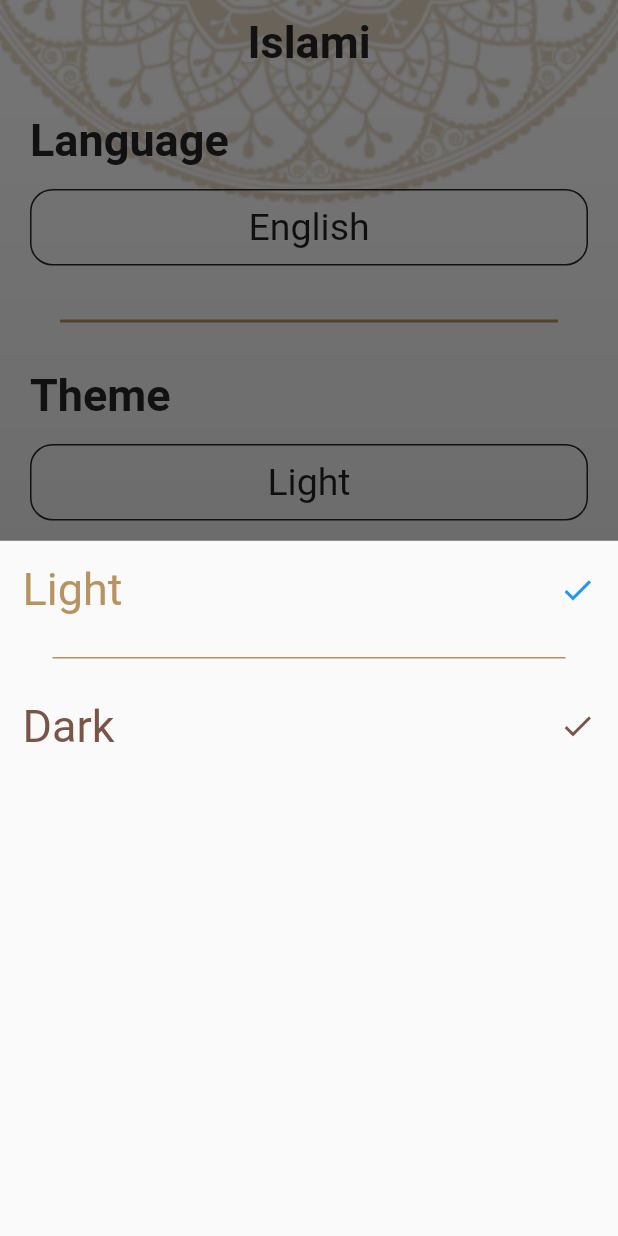
After one commit to moustafaghonimi/Islami-App, a Flutter app: the screen it shows after launch, item 5 of the bottom bar chosen, after a tap on "Light", on a phone screen of 412 x 824 dp. The commit adds this screen. Run offline on Flutter 3.47's test engine with Material 2 defaults, Android fonts, the phone set to English and light mode, and no system bars; generated files the repository leaves out were written again.

Commit message:
finish setting

```diff
--- a/lib/home/homeScreen.dart
+++ b/lib/home/homeScreen.dart
@@ -3,6 +3,7 @@ import 'package:islami_app/home/tabs/ahadesScreen.dart';
 import 'package:islami_app/home/tabs/quranScreen.dart';
 import 'package:islami_app/home/tabs/radioScreen.dart';
 import 'package:islami_app/home/tabs/sebhaScreen.dart';
+import 'package:islami_app/home/tabs/settings/setting_tab.dart';
 import 'package:islami_app/my_them.dart';
 import 'package:flutter_gen/gen_l10n/app_localizations.dart';
 
@@ -44,6 +45,12 @@ class _HomeScreenState extends State<HomeScreen> {
               bottomBar('assets/images/sebha.png', AppLocalizations.of(context)!.sebha),
               bottomBar('assets/images/ahades.png', AppLocalizations.of(context)!.ahadeth),
               bottomBar('assets/images/radio.png', AppLocalizations.of(context)!.radio),
+            BottomNavigationBarItem(
+              icon:   Icon(Icons.settings),
+              label: AppLocalizations.of(context)!.setting,
+              backgroundColor: Theme.of(context).colorScheme.primary,
+            )
+
             ],
           ),
           body: Tabs[currentIndex],
@@ -57,13 +64,14 @@ class _HomeScreenState extends State<HomeScreen> {
     SebhaScreen(),
     AhadesScreen(),
     RadioScreen(),
+    Setting(),
   ];
 
   BottomNavigationBarItem bottomBar(String imgName, String label) {
     return BottomNavigationBarItem(
       icon: ImageIcon(AssetImage(imgName)),
       label: label,
-      backgroundColor: MyThemeData.colorGold,
+      backgroundColor:Theme.of(context).colorScheme.primary,
     );
   }
 }
--- /dev/null
+++ b/lib/home/tabs/settings/setting_tab.dart
@@ -0,0 +1,97 @@
+import 'package:flutter/material.dart';
+import 'package:islami_app/home/tabs/settings/themBottomSheet.dart';
+
+import 'langBottomSheet.dart';
+
+class Setting extends StatelessWidget {
+  const Setting({Key? key}) : super(key: key);
+
+  @override
+  Widget build(BuildContext context) {
+    return Container(
+      padding: EdgeInsets.all(20),
+      child: Column(
+        crossAxisAlignment: CrossAxisAlignment.start,
+        children: [
+          Text(
+            'Language',
+            style: Theme.of(context).textTheme.headline1,
+          ),
+          SizedBox(
+            height: 15,
+          ),
+          InkWell(
+            onTap: (){
+              ShowButtomLangButtonScheat(context);
+            },
+            child: Container(
+              decoration: BoxDecoration(
+                  borderRadius: BorderRadius.all(
+                    Radius.circular(15),
+                  ),
+                  border:
+                      Border.all(color: Theme.of(context).colorScheme.onSurface)),
+              padding: EdgeInsets.all(10),
+              width: double.infinity,
+              child: Text(
+                'English',
+                style: TextStyle(fontSize: 25),
+                textAlign: TextAlign.center,
+              ),
+            ),
+          ),
+          SizedBox(
+            height: 35,
+          ),
+          Divider(
+            color: Theme.of(context).colorScheme.primary,
+            thickness: 2,
+           indent: 20,
+           endIndent: 20,
+           height: 4,
+          ),
+          SizedBox(
+            height: 30,
+          ),
+          Text(
+            'Theme',
+            style: Theme.of(context).textTheme.headline1,
+          ),
+          SizedBox(
+            height: 15,
+          ),
+          InkWell(
+            onTap: (){
+              ShowButtomThemeButtonScheat(context);
+            },
+            child: Container(
+              decoration: BoxDecoration(
+                  borderRadius: BorderRadius.all(
+                    Radius.circular(15),
+                  ),
+                  border:
+                      Border.all(color: Theme.of(context).colorScheme.onSurface)),
+              padding: EdgeInsets.all(10),
+              width: double.infinity,
+              child: Text(
+                'Light',
+                style: TextStyle(fontSize: 25),
+                textAlign: TextAlign.center,
+              ),
+            ),
+          ),
+        ],
+      ),
+    );
+  }
+  void ShowButtomLangButtonScheat(BuildContext context){
+    showModalBottomSheet(context: context, builder: (context){
+    return LangBottomSheet();
+    });
+  }
+  void ShowButtomThemeButtonScheat(BuildContext context){
+    showModalBottomSheet(context: context, builder: (context){
+    return ThemBottomSheet();
+    });
+  }
+}
--- /dev/null
+++ b/lib/home/tabs/settings/themBottomSheet.dart
@@ -0,0 +1,52 @@
+import 'package:flutter/material.dart';
+
+class ThemBottomSheet extends StatelessWidget {
+  const ThemBottomSheet({Key? key}) : super(key: key);
+
+  @override
+  Widget build(BuildContext context) {
+    return Padding(
+      padding: const EdgeInsets.all(15.0),
+      child: Column(
+        children: [
+          ThemegItem(context,'Light',true),
+
+          SizedBox(
+            height: 20,
+          ),
+          Divider(
+            indent: 20,
+            endIndent: 20,
+            thickness: 1,
+            color: Theme.of(context).colorScheme.primary,
+          ),
+          SizedBox(
+            height: 20,
+          ),
+          ThemegItem(context,'Dark',false),
+        ],
+      ),
+    );
+  }
+  Widget ThemegItem(BuildContext context, String title, bool isSelected) {
+    return Row(
+      mainAxisAlignment: MainAxisAlignment.spaceBetween,
+      children: [
+        Text(
+          title,
+          style: Theme.of(context).textTheme.subtitle1?.copyWith(
+            color: isSelected
+                ? Theme.of(context).colorScheme.primary
+                : Theme.of(context).colorScheme.secondary,
+          ),
+        ),
+        Icon(
+          Icons.done,
+          color: isSelected
+              ? Colors.blue
+              : Theme.of(context).colorScheme.secondary,
+        )
+      ],
+    );
+  }
+}
--- a/lib/l10n/app_ar.arb
+++ b/lib/l10n/app_ar.arb
@@ -6,5 +6,7 @@
   "quran_radio": "اذاعة القران الكريم",
   "quran": "القران",
   "sebha": "السبحه",
-  "radio": "الراديو"
+  "radio": "الراديو",
+  "setting":"الاعدادت"
+
 }
--- a/lib/l10n/app_en.arb
+++ b/lib/l10n/app_en.arb
@@ -6,5 +6,6 @@
   "quran_radio": "Quran kareem Radio",
   "quran": "Quran",
   "sebha": "Sebha",
-  "radio": "Radio"
+  "radio": "Radio",
+  "setting":"Setting"
 }
```
Also changed, not shown: lib/home/tabs/settings/langBottomSheet.dart (added, +52 -0 lines), lib/my_them.dart (+12 -1 lines).
